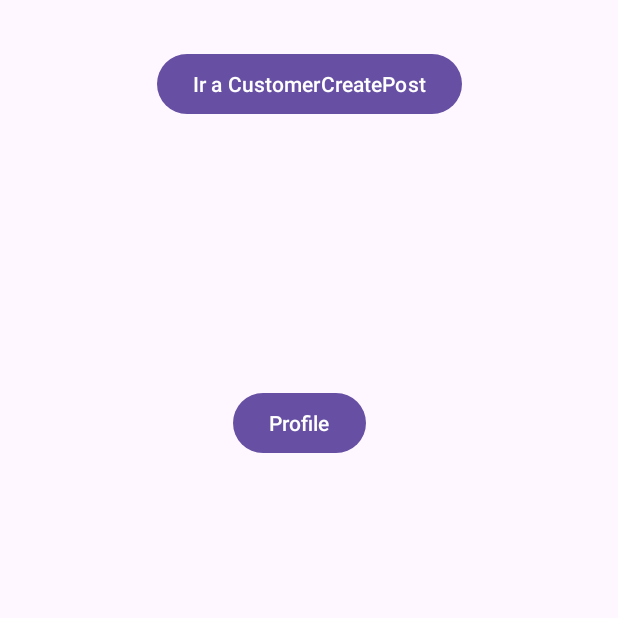
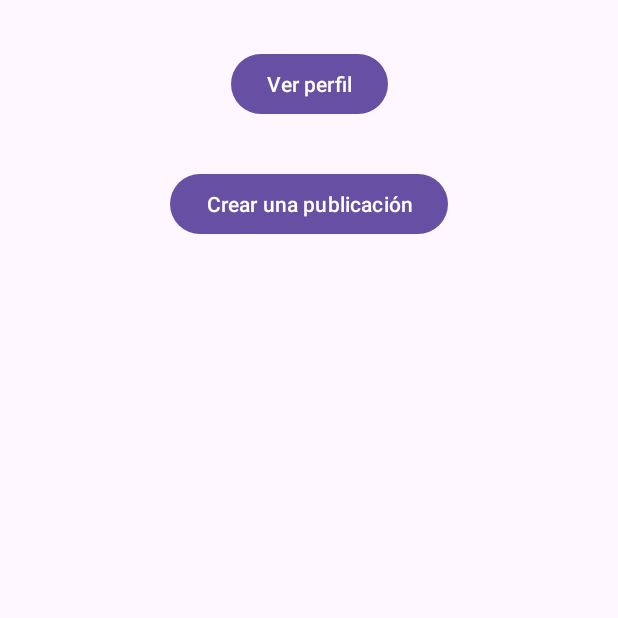
Before and after one commit to AppMobile-WX62-AlToque-GRUPO2/AlToqueMobileProyect, an Android app: the MainActivity screen opened directly, with no data from a screen before it, on a phone screen of 412 x 824 dp, the top half of it. Run offline under Robolectric (Android 15) with nearby library versions, the phone set to English and light mode, and no system bars.

Commit message:
feat: fix layout for buttons from Home for profile and post

```diff
--- a/app/src/main/res/layout/activity_main.xml
+++ b/app/src/main/res/layout/activity_main.xml
@@ -15,16 +15,13 @@
         android:text="@string/bt_to_create"
         app:layout_constraintEnd_toEndOf="parent"
         app:layout_constraintStart_toStartOf="parent"
-        app:layout_constraintTop_toTopOf="parent" />
+        app:layout_constraintTop_toBottomOf="@+id/btProfile" />
 
     <Button
         android:id="@+id/btProfile"
         android:layout_width="wrap_content"
         android:layout_height="wrap_content"
-        android:layout_marginStart="154dp"
-        android:layout_marginTop="258dp"
-        android:layout_marginEnd="167dp"
-        android:layout_marginBottom="50dp"
+        android:layout_marginTop="32dp"
         android:text="@string/profile"
         app:layout_constraintEnd_toEndOf="parent"
         app:layout_constraintStart_toStartOf="parent"
--- a/app/src/main/res/values/strings.xml
+++ b/app/src/main/res/values/strings.xml
@@ -7,8 +7,8 @@
     <string name="et_spc_post">Especialidad</string>
     <string name="et_time_post">Horario</string>
     <string name="bt_send_post">Publicar</string>
-    <string name="bt_to_create">Ir a CustomerCreatePost</string>
+    <string name="bt_to_create">Crear una publicación</string>
     <string name="mi_perfil">Mi Perfil</string>
-    <string name="profile">Profile</string>
+    <string name="profile">Ver perfil</string>
     <string name="primer_nombre">Primer nombre</string>
 </resources>
```
